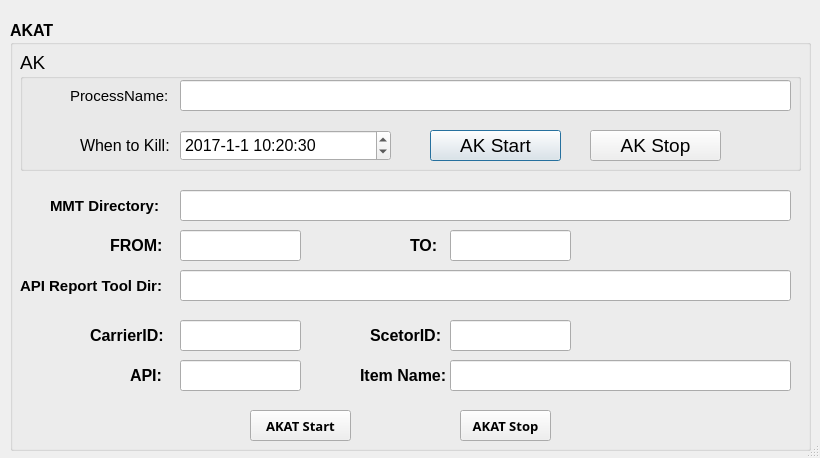
Before: the Qt Designer form akat.ui in tianshi-xiong/akat, drawn with Qt 5.
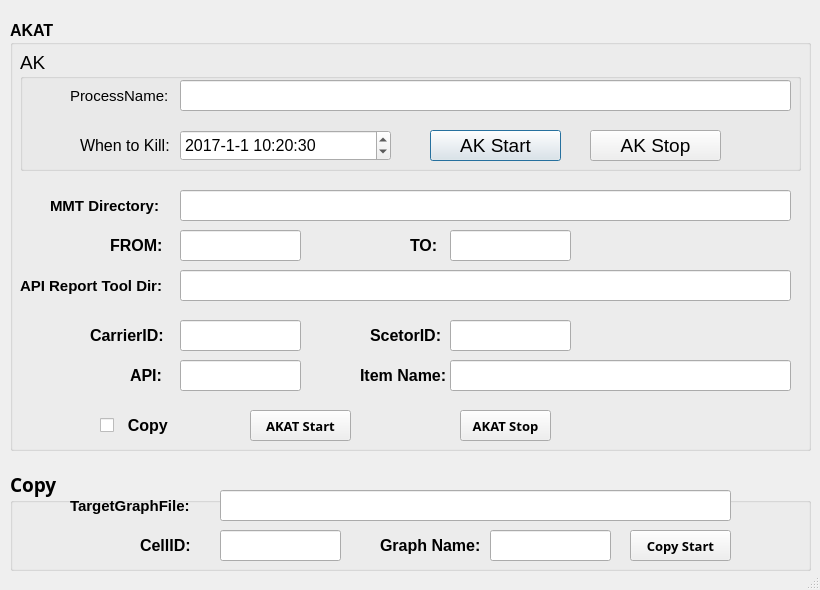
After: the same form once the commit is applied.

Patch:
```diff
--- a/akat.ui
+++ b/akat.ui
@@ -7,7 +7,7 @@
     <x>0</x>
     <y>0</y>
     <width>820</width>
-    <height>458</height>
+    <height>590</height>
    </rect>
   </property>
   <property name="font">
@@ -490,6 +490,174 @@
     </property>
     <property name="text">
      <string>AKAT Stop</string>
+    </property>
+   </widget>
+   <widget class="QCheckBox" name="checkBox">
+    <property name="geometry">
+     <rect>
+      <x>90</x>
+      <y>390</y>
+      <width>81</width>
+      <height>31</height>
+     </rect>
+    </property>
+    <property name="text">
+     <string>  Copy</string>
+    </property>
+   </widget>
+  </widget>
+  <widget class="QGroupBox" name="groupBox_3">
+   <property name="geometry">
+    <rect>
+     <x>10</x>
+     <y>470</y>
+     <width>801</width>
+     <height>101</height>
+    </rect>
+   </property>
+   <property name="font">
+    <font>
+     <pointsize>14</pointsize>
+     <weight>75</weight>
+     <bold>true</bold>
+    </font>
+   </property>
+   <property name="title">
+    <string>Copy</string>
+   </property>
+   <widget class="QLabel" name="label_11">
+    <property name="geometry">
+     <rect>
+      <x>60</x>
+      <y>20</y>
+      <width>121</width>
+      <height>31</height>
+     </rect>
+    </property>
+    <property name="font">
+     <font>
+      <family>Arial</family>
+      <pointsize>11</pointsize>
+     </font>
+    </property>
+    <property name="text">
+     <string>TargetGraphFile:</string>
+    </property>
+   </widget>
+   <widget class="QLineEdit" name="lineEdit_targetGraphFile">
+    <property name="geometry">
+     <rect>
+      <x>210</x>
+      <y>20</y>
+      <width>511</width>
+      <height>31</height>
+     </rect>
+    </property>
+    <property name="font">
+     <font>
+      <family>Arial</family>
+      <pointsize>11</pointsize>
+     </font>
+    </property>
+    <property name="text">
+     <string/>
+    </property>
+   </widget>
+   <widget class="QLabel" name="label_12">
+    <property name="geometry">
+     <rect>
+      <x>130</x>
+      <y>60</y>
+      <width>81</width>
+      <height>31</height>
+     </rect>
+    </property>
+    <property name="font">
+     <font>
+      <family>Arial</family>
+      <pointsize>12</pointsize>
+     </font>
+    </property>
+    <property name="text">
+     <string>CellID:</string>
+    </property>
+   </widget>
+   <widget class="QLineEdit" name="lineEdit_sourceFileId">
+    <property name="geometry">
+     <rect>
+      <x>210</x>
+      <y>60</y>
+      <width>121</width>
+      <height>31</height>
+     </rect>
+    </property>
+    <property name="font">
+     <font>
+      <family>Arial</family>
+      <pointsize>11</pointsize>
+     </font>
+    </property>
+    <property name="text">
+     <string/>
+    </property>
+   </widget>
+   <widget class="QLabel" name="label_13">
+    <property name="geometry">
+     <rect>
+      <x>370</x>
+      <y>60</y>
+      <width>101</width>
+      <height>31</height>
+     </rect>
+    </property>
+    <property name="font">
+     <font>
+      <family>Arial</family>
+      <pointsize>12</pointsize>
+     </font>
+    </property>
+    <property name="text">
+     <string>Graph Name:</string>
+    </property>
+   </widget>
+   <widget class="QLineEdit" name="lineEdit_graphName">
+    <property name="geometry">
+     <rect>
+      <x>480</x>
+      <y>60</y>
+      <width>121</width>
+      <height>31</height>
+     </rect>
+    </property>
+    <property name="font">
+     <font>
+      <family>Arial</family>
+      <pointsize>11</pointsize>
+     </font>
+    </property>
+    <property name="text">
+     <string/>
+    </property>
+   </widget>
+   <widget class="QPushButton" name="pushButton_copyStart">
+    <property name="geometry">
+     <rect>
+      <x>620</x>
+      <y>60</y>
+      <width>101</width>
+      <height>31</height>
+     </rect>
+    </property>
+    <property name="font">
+     <font>
+      <family>Arial Black</family>
+      <pointsize>10</pointsize>
+      <weight>75</weight>
+      <bold>true</bold>
+     </font>
+    </property>
+    <property name="text">
+     <string>Copy Start</string>
     </property>
    </widget>
   </widget>
```
